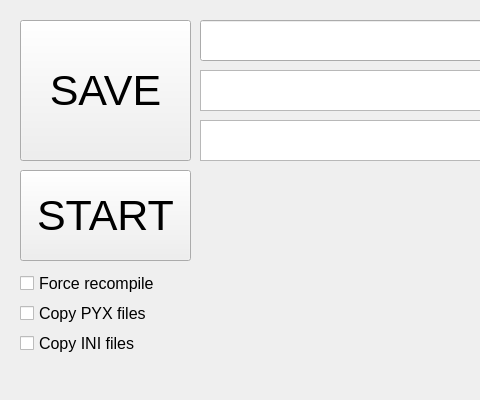
Old version of the form main_program_v1.ui in the repository billylarsson/sneaky_compile_and_copy; both pictures show x 0 to 480 and y 0 to 400 of the 1000 by 400 pixel window.
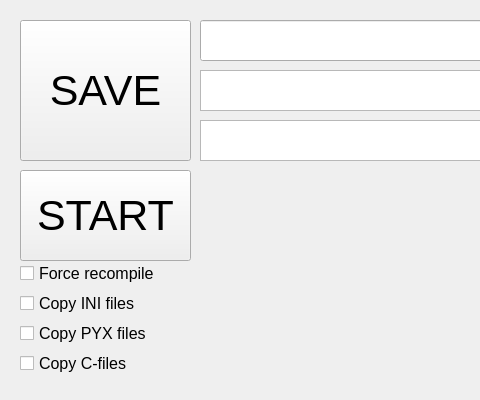
New version of the form.

Patch:
```diff
--- a/main_program_v1.ui
+++ b/main_program_v1.ui
@@ -78,7 +78,7 @@
     <property name="geometry">
      <rect>
       <x>20</x>
-      <y>270</y>
+      <y>260</y>
       <width>171</width>
       <height>26</height>
      </rect>
@@ -104,7 +104,7 @@
     <property name="geometry">
      <rect>
       <x>20</x>
-      <y>300</y>
+      <y>320</y>
       <width>171</width>
       <height>26</height>
      </rect>
@@ -117,7 +117,7 @@
     <property name="geometry">
      <rect>
       <x>20</x>
-      <y>330</y>
+      <y>290</y>
       <width>161</width>
       <height>26</height>
      </rect>
@@ -214,6 +214,19 @@
      <string>SOURCE</string>
     </property>
    </widget>
+   <widget class="QCheckBox" name="check_copy_c">
+    <property name="geometry">
+     <rect>
+      <x>20</x>
+      <y>350</y>
+      <width>161</width>
+      <height>26</height>
+     </rect>
+    </property>
+    <property name="text">
+     <string>Copy C-files</string>
+    </property>
+   </widget>
   </widget>
   <widget class="QStatusBar" name="statusbar"/>
  </widget>
```
